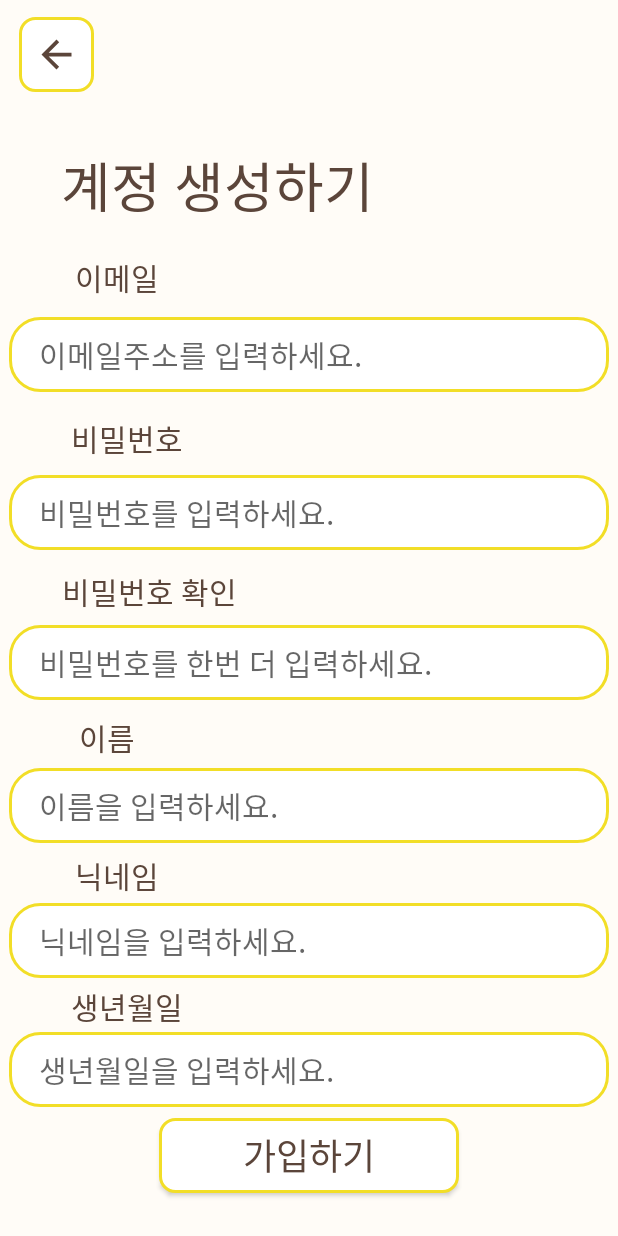
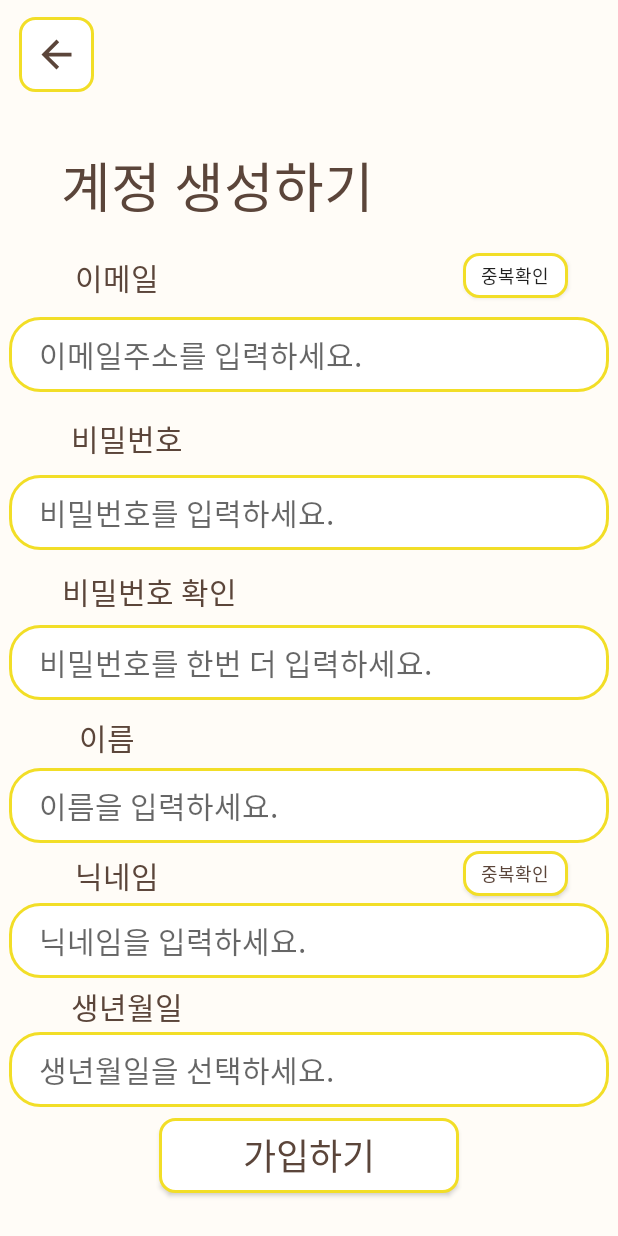
Before and after one commit to leesh96/Petlog, an Android app: the RegisterActivity screen opened directly, with no data from a screen before it, on a phone screen of 412 x 824 dp. Run offline under Robolectric (Android 15) with nearby library versions, the phone set to English and light mode, and no system bars; network calls fail.

Commit message:
회원가입
ㅇ

```diff
--- a/PetLog2/app/src/main/AndroidManifest.xml
+++ b/PetLog2/app/src/main/AndroidManifest.xml
@@ -23,6 +23,7 @@
         <activity android:name=".RegisterActivity"></activity>
         <activity android:name=".LoginActivity"></activity>
         <activity android:name=".SignupDoneActivity"></activity>
+        <activity android:name=".RegisterActivityTest"></activity>
     </application>
 
 </manifest>
--- a/PetLog2/app/src/main/java/swpj/petlog/petlog2/LoginActivity.java
+++ b/PetLog2/app/src/main/java/swpj/petlog/petlog2/LoginActivity.java
@@ -33,7 +33,7 @@ public class LoginActivity extends Activity{
         btn_register.setOnClickListener( new View.OnClickListener() {
             @Override
             public void onClick(View view) {
-                Intent intent  = new Intent(LoginActivity.this, RegisterActivity.class);
+                Intent intent  = new Intent(LoginActivity.this, RegisterActivityTest.class);
                 startActivity(intent);
             }
         });
--- a/PetLog2/app/src/main/res/layout/activity_signup.xml
+++ b/PetLog2/app/src/main/res/layout/activity_signup.xml
@@ -51,6 +51,23 @@
         app:layout_constraintStart_toStartOf="parent"
         app:layout_constraintTop_toBottomOf="@+id/tv6"
         app:layout_constraintVertical_bias="0.03" />
+
+
+    <Button
+        android:id="@+id/btn_checkemail"
+        android:layout_width="70dp"
+        android:layout_height="30dp"
+        android:background="@drawable/button_style"
+        android:fontFamily="@font/nanumbarungothic_n"
+        android:text="중복확인"
+        android:textAlignment="center"
+        android:textSize="12sp"
+        app:layout_constraintBottom_toTopOf="@+id/et_userID"
+        app:layout_constraintEnd_toEndOf="parent"
+        app:layout_constraintHorizontal_bias="0.902"
+        app:layout_constraintStart_toStartOf="parent"
+        app:layout_constraintTop_toBottomOf="@+id/tv6"
+        app:layout_constraintVertical_bias="0.589" />
 
     <EditText
         android:id="@+id/et_userID"
@@ -190,6 +207,24 @@
         app:layout_constraintTop_toBottomOf="@+id/et_userName"
         app:layout_constraintVertical_bias="0.03" />
 
+
+    <Button
+        android:id="@+id/btn_checknick"
+        android:layout_width="70dp"
+        android:layout_height="30dp"
+        android:background="@drawable/button_style"
+        android:fontFamily="@font/nanumbarungothic_n"
+        android:text="중복확인"
+        android:textAlignment="center"
+        android:textColor="@color/text"
+        android:textSize="12sp"
+        app:layout_constraintBottom_toTopOf="@+id/et_userNickname"
+        app:layout_constraintEnd_toEndOf="parent"
+        app:layout_constraintHorizontal_bias="0.902"
+        app:layout_constraintStart_toStartOf="parent"
+        app:layout_constraintTop_toBottomOf="@+id/et_userName"
+        app:layout_constraintVertical_bias="0.529" />
+
     <EditText
         android:id="@+id/et_userNickname"
         android:layout_width="400dp"
@@ -231,10 +266,12 @@
         android:background="@drawable/border_style"
         android:ems="20"
         android:fontFamily="@font/nanumbarungothic_n"
-        android:hint="생년월일을 입력하세요."
+        android:hint="생년월일을 선택하세요."
         android:paddingLeft="20dp"
         android:textColor="@color/text"
         android:textSize="20sp"
+        android:clickable="true"
+        android:focusable="false"
         app:layout_constraintBottom_toBottomOf="parent"
         app:layout_constraintEnd_toEndOf="parent"
         app:layout_constraintStart_toStartOf="parent"
```
Also changed, not shown: PetLog2/app/src/main/java/swpj/petlog/petlog2/RegisterActivity.java (+44 -5 lines), PetLog2/app/src/main/java/swpj/petlog/petlog2/RegisterActivityTest.java (added, +278 -0 lines), PetLog2/app/src/main/java/swpj/petlog/petlog2/RegisterRequestTest.java (added, +33 -0 lines), PetLog2/app/src/main/java/swpj/petlog/petlog2/ValidateRequestNick.java (added, +27 -0 lines), PetLog2/app/src/main/java/swpj/petlog/petlog2/ValidateRequestTest.java (added, +27 -0 lines).
